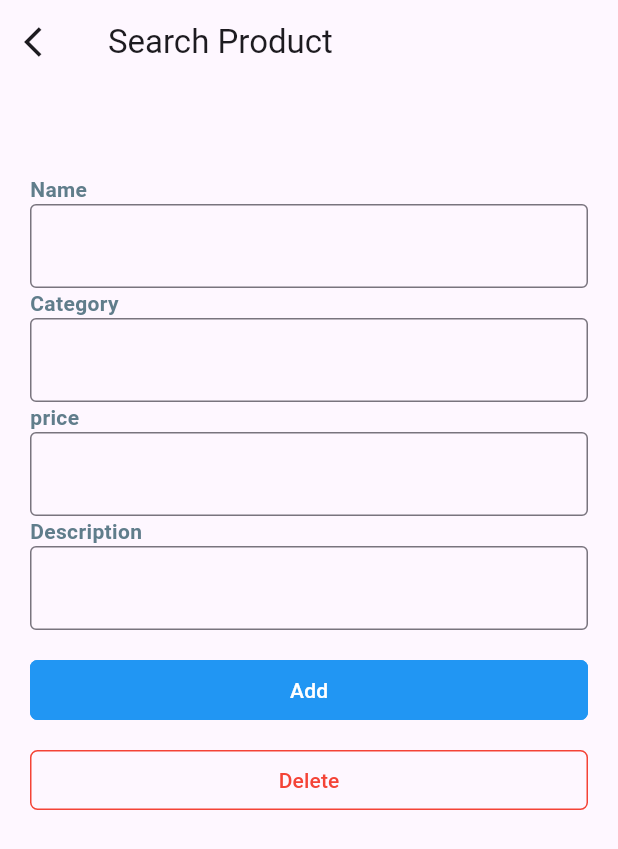
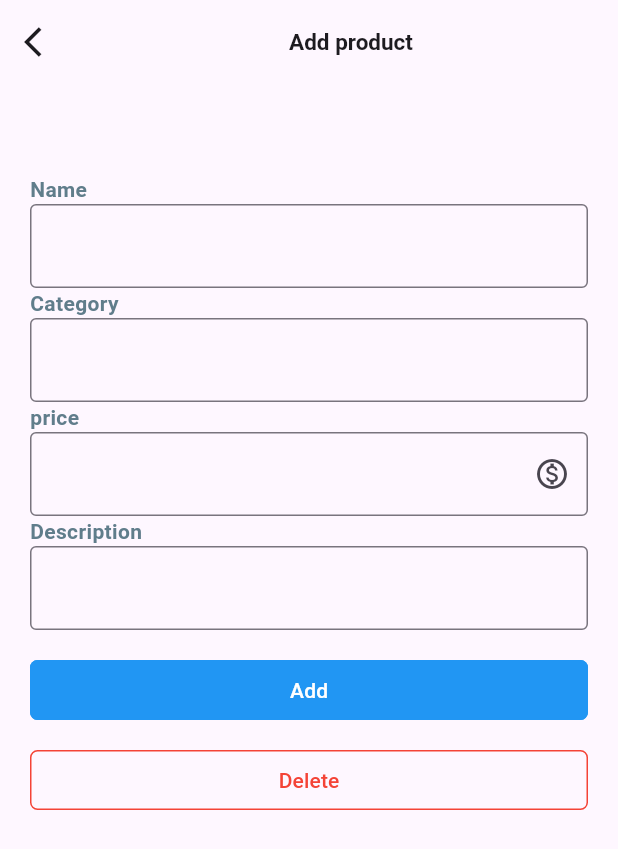
Before and after one commit to michael-099/A2SV-project-phase-mobile-tasks, a Flutter app: the screen it shows after launch, on a phone screen of 412 x 824 dp. Shown: the top 849 px of the screen. Run offline on Flutter 3.47's test engine with Material 3 defaults, Android fonts, the phone set to English and light mode, and no system bars.

Commit message:
top bar update

```diff
--- a/ecommerce_app/lib/screens/add_product_page.dart
+++ b/ecommerce_app/lib/screens/add_product_page.dart
@@ -23,7 +23,15 @@ class _AddProductPageState extends State<AddProductPage> {
       home: Scaffold(
         appBar: AppBar(
           leading: const Icon(Icons.arrow_back_ios),
-          title: const Text("Search Product"),
+          title: Align(
+              alignment: Alignment.center,
+              child: const Text(
+                "Add product",
+                style: TextStyle(
+                  fontSize: 15,
+                  fontWeight: FontWeight.w700,
+                ),
+              )),
         ),
         body: Padding(
           padding: const EdgeInsets.all(20.0),
@@ -50,6 +58,7 @@ class _AddProductPageState extends State<AddProductPage> {
                   controller: _priceController,
                   maxLines: 1,
                   minLines: 1,
+                  suffixIcon: Icon(Icons.monetization_on_outlined),
                 ),
                 CustomTextField(
                   label: "Description",
--- a/ecommerce_app/lib/widgets/custom_text_field.dart
+++ b/ecommerce_app/lib/widgets/custom_text_field.dart
@@ -6,13 +6,15 @@ class CustomTextField extends StatefulWidget {
   final TextEditingController controller;
   final int minLines;
   final int maxLines;
+  final Icon? suffixIcon;
 
   const CustomTextField(
       {super.key,
       required this.label,
       required this.controller,
       required this.maxLines,
-      required this.minLines});
+      required this.minLines,
+      this.suffixIcon});
 
   @override
   State<CustomTextField> createState() => _CustomTextFieldState();
@@ -37,11 +39,13 @@ class _CustomTextFieldState extends State<CustomTextField> {
           minLines: widget.minLines,
           maxLines: widget.maxLines,
           controller: widget.controller,
-          decoration: const InputDecoration(
-              focusedBorder: OutlineInputBorder(
-                borderSide: BorderSide(color: Colors.blue),
-              ),
-              border: OutlineInputBorder()),
+          decoration: InputDecoration(
+            focusedBorder: OutlineInputBorder(
+              borderSide: BorderSide(color: Colors.blue),
+            ),
+            border: OutlineInputBorder(),
+            suffixIcon: widget.suffixIcon,
+          ),
           style: const TextStyle(),
         ),
       ],
```
Also changed, not shown: ecommerce_app/lib/screens/search_product_page.dart (+9 -1 lines).
